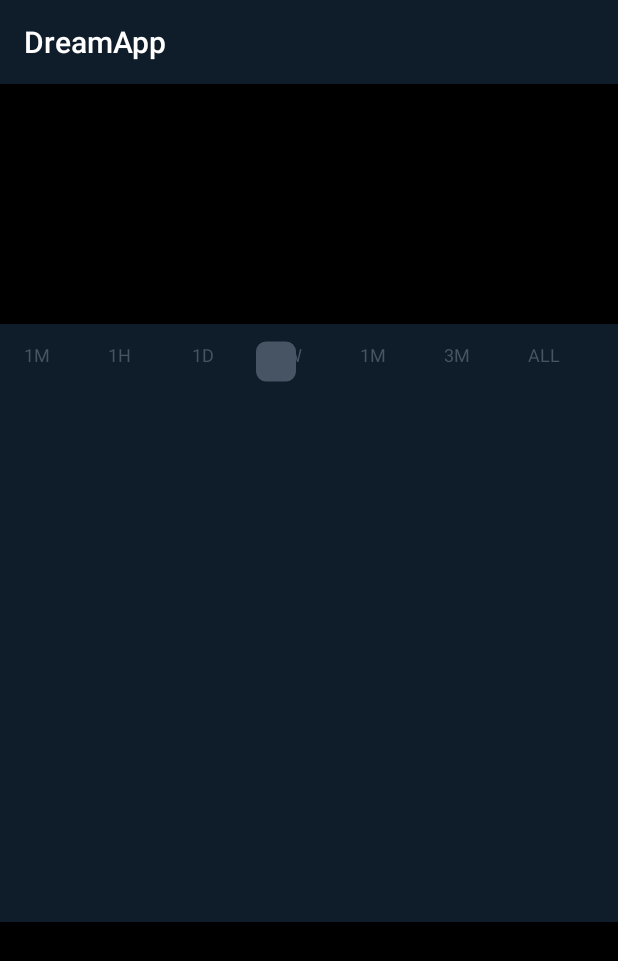
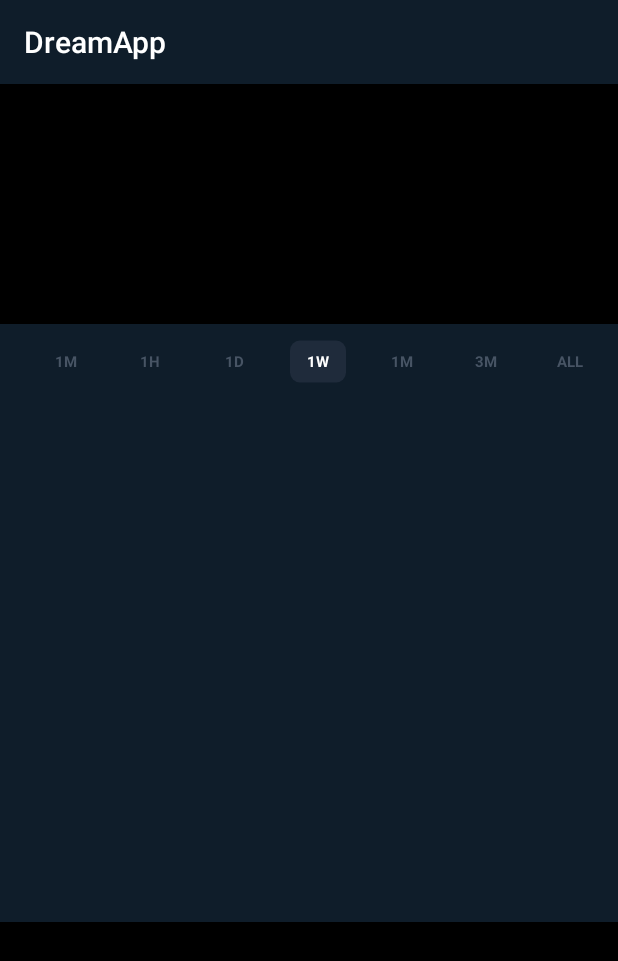
Before and after one commit to Meirlen/DreamApp, an Android app: the screen it shows after launch (MainActivity), on a phone screen of 412 x 824 dp. Shown: the top 961 px of the screen. Run offline under Robolectric (Android 15) with nearby library versions, the phone set to English and light mode, and no system bars.

Commit message:
working with filter

```diff
--- a/app/src/main/java/com/example/myapplication/FilterView.kt
+++ b/app/src/main/java/com/example/myapplication/FilterView.kt
@@ -12,6 +12,7 @@ class FilterView : View {
     private var padding: Int = 0
     private val filterSize = Filter.values().size
     private val titlePaint = Paint(Paint.ANTI_ALIAS_FLAG)
+    private val selectedTitlePaint = Paint(Paint.ANTI_ALIAS_FLAG)
     private val selectedCirclePaint = Paint(Paint.ANTI_ALIAS_FLAG)
 
 
@@ -23,7 +24,6 @@ class FilterView : View {
         init()
     }
 
-
     override fun onMeasure(widthMeasureSpec: Int, heightMeasureSpec: Int) {
         super.onMeasure(widthMeasureSpec, heightMeasureSpec)
         val res = context.resources
@@ -33,12 +33,6 @@ class FilterView : View {
     }
 
     override fun onDraw(canvas: Canvas) {
-        drawFilter(canvas)
-    }
-
-
-    private fun drawFilter(canvas: Canvas) {
-
         val sellSize = (width - padding) / filterSize
 
         var x: Float
@@ -47,31 +41,54 @@ class FilterView : View {
         repeat(filterSize) { position ->
 
             x = padding.toFloat()
-            x += sellSize * position
+            x += (sellSize * position) + sellSize / 2
             val filterTitle = Filter.values()[position].title
-            canvas.drawText(filterTitle, x, y, titlePaint)
+
             if (position == 3) {
-                val rectF = RectF(x + 20, y + 20, x - 20, y - 20)
-                canvas.drawRoundRect(rectF, 10f, 10f, selectedCirclePaint)
-            }
+                drawSelectedItemBackground(canvas, sellSize, x, y)
+                drawTextCentred(canvas, selectedTitlePaint, filterTitle, x, y)
+            } else
+                drawTextCentred(canvas, titlePaint, filterTitle, x, y)
 
         }
+    }
 
+    private fun drawSelectedItemBackground(canvas: Canvas, sellSize: Int, cx: Float, cy: Float) {
+        val rectF =
+            RectF(cx + sellSize / 3, cy + sellSize / 4, cx - sellSize / 3, cy - sellSize / 4)
+        canvas.drawRoundRect(rectF, 10f, 10f, selectedCirclePaint)
+    }
+
+
+    private val textBounds = Rect()
+    private fun drawTextCentred(canvas: Canvas, paint: Paint, text: String, cx: Float, cy: Float) {
+        paint.getTextBounds(text, 0, text.length, textBounds)
+        canvas.drawText(text, cx, cy - textBounds.exactCenterY(), paint)
     }
 
     private fun init() {
+
         val res = context.resources
+
         padding = res.getDimension(R.dimen.graph_view_padding).toInt()
         titlePaint.textSize = res.getDimension(R.dimen.filter_text_size)
         titlePaint.color = res.getColor(R.color.colorPrimaryText)
+        titlePaint.textAlign = Paint.Align.CENTER
+        titlePaint.typeface = Typeface.DEFAULT_BOLD
 
+
+        selectedTitlePaint.textSize = res.getDimension(R.dimen.filter_text_size)
+        selectedTitlePaint.color = res.getColor(R.color.colorSelectedItemTitle)
+        selectedTitlePaint.textAlign = Paint.Align.CENTER
+        selectedTitlePaint.typeface = Typeface.DEFAULT_BOLD
 
         selectedCirclePaint.isFakeBoldText = true
         selectedCirclePaint.isAntiAlias = true
         selectedCirclePaint.alpha = 1
-        selectedCirclePaint.color = res.getColor(R.color.colorPrimaryText)
+        selectedCirclePaint.color = res.getColor(R.color.colorSelectedItemBackground)
         selectedCirclePaint.textAlign = Paint.Align.CENTER
         selectedCirclePaint.style = Paint.Style.FILL
+
     }
 
 }
--- a/app/src/main/java/com/example/myapplication/draw/DrawController.kt
+++ b/app/src/main/java/com/example/myapplication/draw/DrawController.kt
@@ -225,7 +225,6 @@ class DrawController(private var graph: Graph, private var context: Context) {
         paintValueBarTitle.style = Paint.Style.FILL
         paintValueBarTitle.textSize = graph.textSize
         paintValueBarTitle.color = res.getColor(R.color.colorPrimaryText)
-        // mMonthTitlePaint.textAlign = Paint.Align.CENTER
 
     }
 }
--- a/app/src/main/res/values/colors.xml
+++ b/app/src/main/res/values/colors.xml
@@ -4,4 +4,6 @@
     <color name="colorPrimaryDark">#00574B</color>
     <color name="colorAccent">#2BB3A4</color>
     <color name="colorPrimaryText">#475464</color>
+    <color name="colorSelectedItemTitle">#FFFFFF</color>
+    <color name="colorSelectedItemBackground">#1F2B3B</color>
 </resources>
--- a/app/src/main/res/values/dimens.xml
+++ b/app/src/main/res/values/dimens.xml
@@ -4,7 +4,7 @@
     <dimen name="value_bar_width">30dp</dimen>
     <dimen name="filter_height">50dp</dimen>
     <dimen name="graph_text_size">10sp</dimen>
-    <dimen name="filter_text_size">12sp</dimen>
+    <dimen name="filter_text_size">10sp</dimen>
     <dimen name="graph_stroke_height">2dp</dimen>
     <dimen name="line_height">0.2dp</dimen>
     <dimen name="additional_line_height">6dp</dimen>
```
